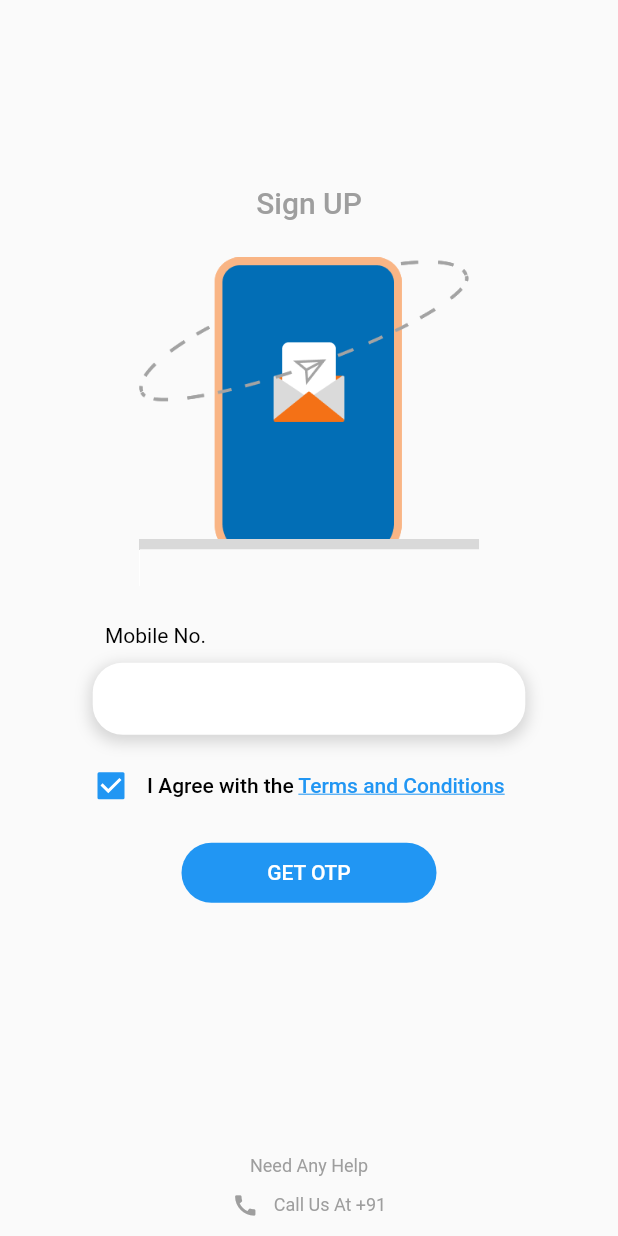
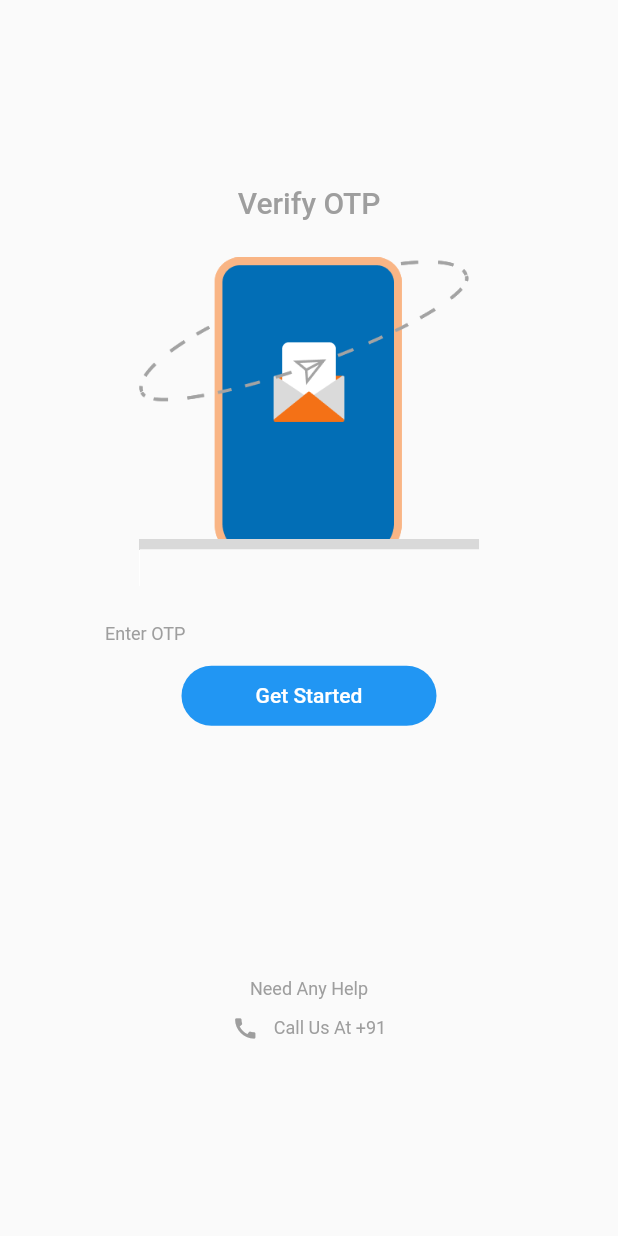
Before and after one commit to Sanoj-Raja/packers_movers, a Flutter app: the screen it shows after launch, after a tap on "GET OTP", on a phone screen of 412 x 824 dp. Run offline on Flutter 3.47's test engine with Material 2 defaults, Android fonts, the phone set to English and light mode, and no system bars; our stand-ins replace bloc.

```diff
--- a/lib/app/modules/sign_up_screen/sign_up_screen_ui/sign_up_screen.dart
+++ b/lib/app/modules/sign_up_screen/sign_up_screen_ui/sign_up_screen.dart
@@ -38,7 +38,7 @@ class SignUpScreen extends StatelessWidget {
                   child: Text(
                     'Mobile No.',
                     style: TextStyle(
-                      fontSize: 14,
+                      fontSize: 12,
                       color: Colors.black,
                       fontWeight: FontWeight.w400,
                     ),
--- a/lib/app/modules/veryify_otp_screen/verify_otp_screen_ui/verify_otp_screen.dart
+++ b/lib/app/modules/veryify_otp_screen/verify_otp_screen_ui/verify_otp_screen.dart
@@ -1,4 +1,3 @@
-import 'package:flutter/gestures.dart';
 import 'package:flutter/material.dart';
 import '../../../constants/app_assets.dart';
 import '../../../utils/get_screen_size.dart';
@@ -18,7 +17,7 @@ class VerifyOtpScreen extends StatelessWidget {
               height: AppUtils.getScreenHeight(context) * .15,
             ),
             const Text(
-              'Sign UP',
+              'Verify OTP',
               style: TextStyle(
                 fontSize: 20,
                 color: Colors.grey,
@@ -35,81 +34,81 @@ class VerifyOtpScreen extends StatelessWidget {
               child: Padding(
                 padding: EdgeInsets.only(left: 70),
                 child: Text(
-                  'Mobile No.',
+                  'Enter OTP',
                   style: TextStyle(
-                    fontSize: 14,
-                    color: Colors.black,
+                    fontSize: 12,
+                    color: Colors.grey,
                     fontWeight: FontWeight.w400,
                   ),
                 ),
               ),
             ),
-            const VerticalGap(),
-            Container(
-              decoration: BoxDecoration(
-                color: Colors.white,
-                boxShadow: [
-                  BoxShadow(
-                    color: Colors.grey.withOpacity(0.4),
-                    spreadRadius: 2.0,
-                    blurRadius: 8.0,
-                    offset: const Offset(0, 3), // shadow offset from top-left
-                  ),
-                ],
-                borderRadius: BorderRadius.circular(20),
-              ),
-              width: AppUtils.getScreenWidth(context) * .7,
-              child: TextFormField(
-                decoration: const InputDecoration(
-                  border: InputBorder.none,
-                  contentPadding: EdgeInsets.symmetric(
-                    horizontal: 10,
-                    vertical: 8,
-                  ),
-                ),
-                keyboardType: TextInputType.number,
-              ),
-            ),
-            const VerticalGap(),
-            Align(
-              alignment: Alignment.centerLeft,
-              child: Container(
-                padding: const EdgeInsets.only(left: 50),
-                child: Row(
-                  children: [
-                    Checkbox(
-                      value: true,
-                      onChanged: (value) {},
-                    ),
-                    RichText(
-                      text: TextSpan(
-                        children: [
-                          const TextSpan(
-                            text: 'I Agree with the ',
-                            style: TextStyle(
-                              color: Colors.black,
-                              fontWeight: FontWeight.w500,
-                            ),
-                          ),
-                          TextSpan(
-                            text: 'Terms and Conditions',
-                            style: const TextStyle(
-                              color: Colors.blue,
-                              decoration: TextDecoration.underline,
-                              fontWeight: FontWeight.w500,
-                            ),
-                            recognizer: TapGestureRecognizer()
-                              ..onTap = () {
-                                debugPrint('Terms and Conditions clicked');
-                              },
-                          ),
-                        ],
-                      ),
-                    ),
-                  ],
-                ),
-              ),
-            ),
+            // const VerticalGap(),
+            // Container(
+            //   decoration: BoxDecoration(
+            //     color: Colors.white,
+            //     boxShadow: [
+            //       BoxShadow(
+            //         color: Colors.grey.withOpacity(0.4),
+            //         spreadRadius: 2.0,
+            //         blurRadius: 8.0,
+            //         offset: const Offset(0, 3), // shadow offset from top-left
+            //       ),
+            //     ],
+            //     borderRadius: BorderRadius.circular(20),
+            //   ),
+            //   width: AppUtils.getScreenWidth(context) * .7,
+            //   child: TextFormField(
+            //     decoration: const InputDecoration(
+            //       border: InputBorder.none,
+            //       contentPadding: EdgeInsets.symmetric(
+            //         horizontal: 10,
+            //         vertical: 8,
+            //       ),
+            //     ),
+            //     keyboardType: TextInputType.number,
+            //   ),
+            // ),
+            // const VerticalGap(),
+            // Align(
+            //   alignment: Alignment.centerLeft,
+            //   child: Container(
+            //     padding: const EdgeInsets.only(left: 50),
+            //     child: Row(
+            //       children: [
+            //         Checkbox(
+            //           value: true,
+            //           onChanged: (value) {},
+            //         ),
+            //         RichText(
+            //           text: TextSpan(
+            //             children: [
+            //               const TextSpan(
+            //                 text: 'I Agree with the ',
+            //                 style: TextStyle(
+            //                   color: Colors.black,
+            //                   fontWeight: FontWeight.w500,
+            //                 ),
+            //               ),
+            //               TextSpan(
+            //                 text: 'Terms and Conditions',
+            //                 style: const TextStyle(
+            //                   color: Colors.blue,
+            //                   decoration: TextDecoration.underline,
+            //                   fontWeight: FontWeight.w500,
+            //                 ),
+            //                 recognizer: TapGestureRecognizer()
+            //                   ..onTap = () {
+            //                     debugPrint('Terms and Conditions clicked');
+            //                   },
+            //               ),
+            //             ],
+            //           ),
+            //         ),
+            //       ],
+            //     ),
+            //   ),
+            // ),
             const VerticalGap(),
             TextButton(
               onPressed: () {
@@ -130,7 +129,7 @@ class VerifyOtpScreen extends StatelessWidget {
               child: const Padding(
                 padding: EdgeInsets.symmetric(horizontal: 10),
                 child: Text(
-                  'GET OTP',
+                  'Get Started',
                   style: TextStyle(color: Colors.white),
                 ),
               ),
--- a/pubspec.yaml
+++ b/pubspec.yaml
@@ -14,6 +14,7 @@ dependencies:
 
   cupertino_icons: ^1.0.2
   flutter_bloc: ^8.1.3
+  pin_code_fields: ^7.4.0
 
 dev_dependencies:
   flutter_test:
```
Also changed, not shown: pubspec.lock.
